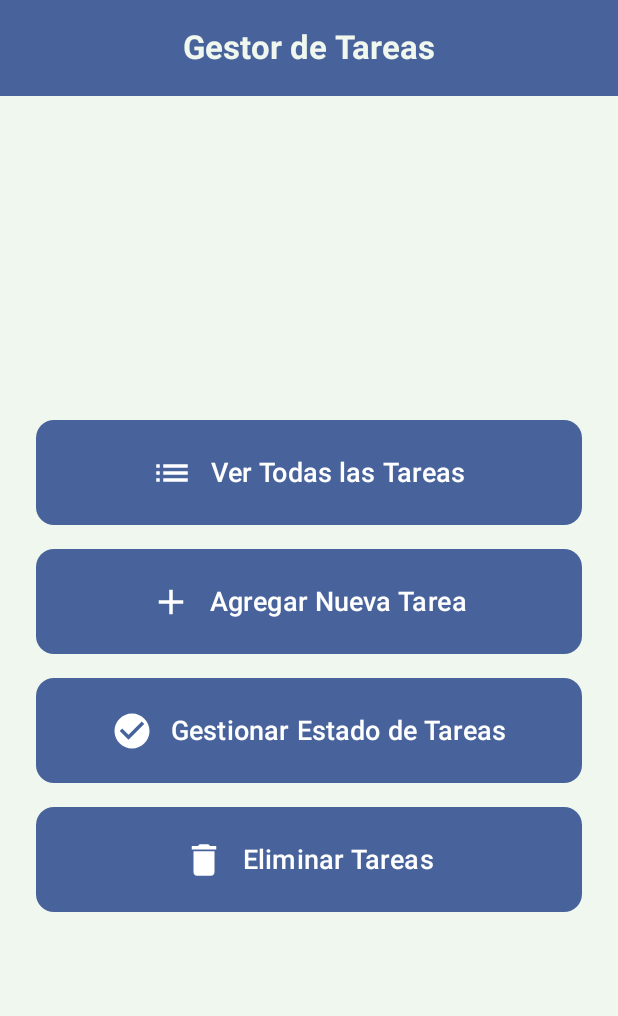
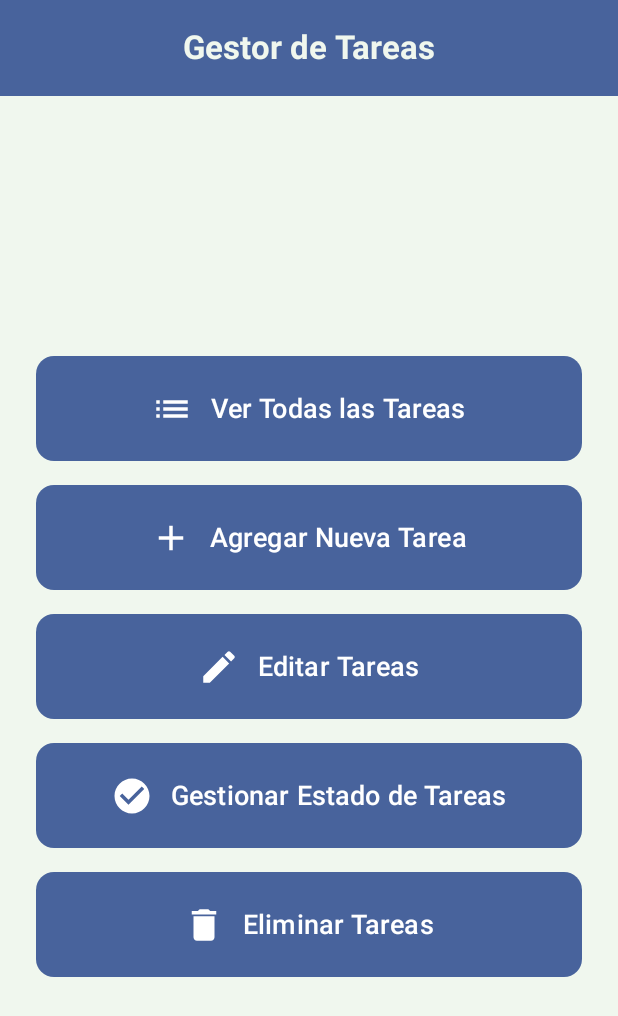
Before and after one commit to JavierAlberto-git/Proyecto1-PDM, an Android app built with Jetpack Compose: the screen it shows after launch (MainActivity), on a phone screen of 412 x 824 dp. Shown: the top 1016 px of the screen. Run offline under Robolectric (Android 15) with nearby library versions, the phone set to English and light mode, and no system bars; our stand-ins replace Room's generated code.

```diff
--- a/Practica3Room/app/src/main/java/com/example/practica3room/ui/screens/MenuScreen.kt
+++ b/Practica3Room/app/src/main/java/com/example/practica3room/ui/screens/MenuScreen.kt
@@ -10,6 +10,7 @@ import androidx.compose.material.icons.Icons
 import androidx.compose.material.icons.filled.Add
 import androidx.compose.material.icons.filled.CheckCircle
 import androidx.compose.material.icons.filled.Delete
+import androidx.compose.material.icons.filled.Edit
 import androidx.compose.material.icons.filled.List
 import androidx.compose.material3.*
 import androidx.compose.runtime.Composable
@@ -72,6 +73,15 @@ fun MenuScreen(navController: NavHostController) {
 
             // Botón: Gestionar estado de tareas
             MenuButton(
+                text = "Editar Tareas",
+                icon = Icons.Default.Edit,
+                onClick = { navController.navigate("edit_task") }
+            )
+
+            Spacer(modifier = Modifier.height(16.dp))
+
+            // Botón: Gestionar estado de tareas
+            MenuButton(
                 text = "Gestionar Estado de Tareas",
                 icon = Icons.Default.CheckCircle,
                 onClick = { navController.navigate("manage_status") }
```
